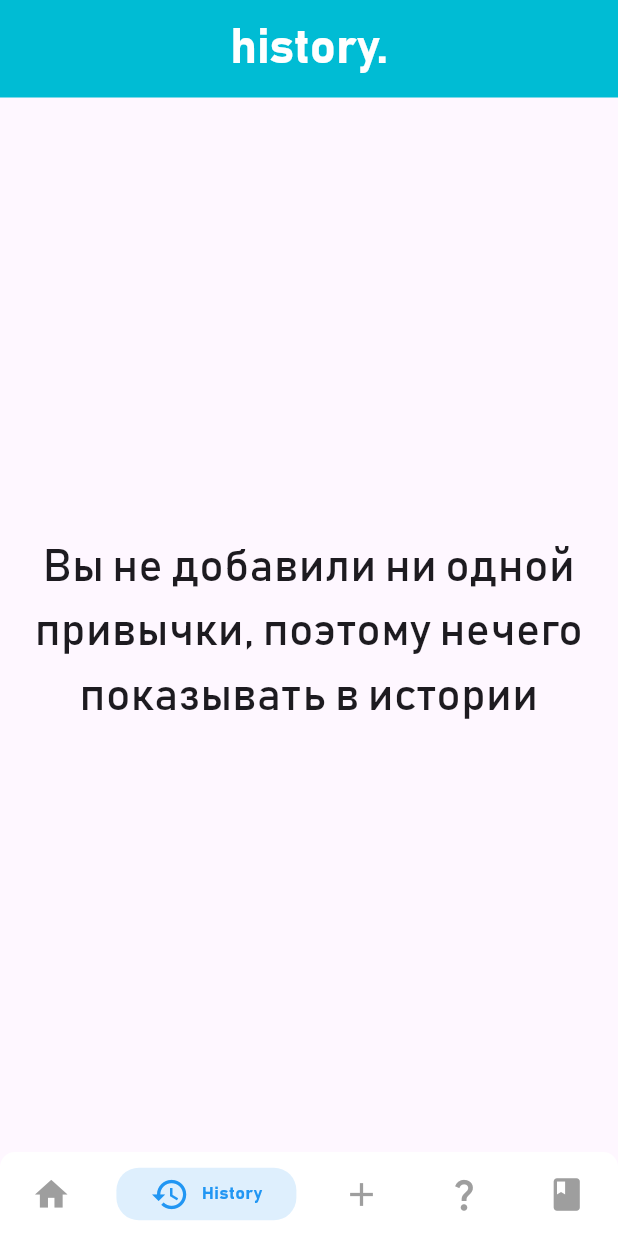
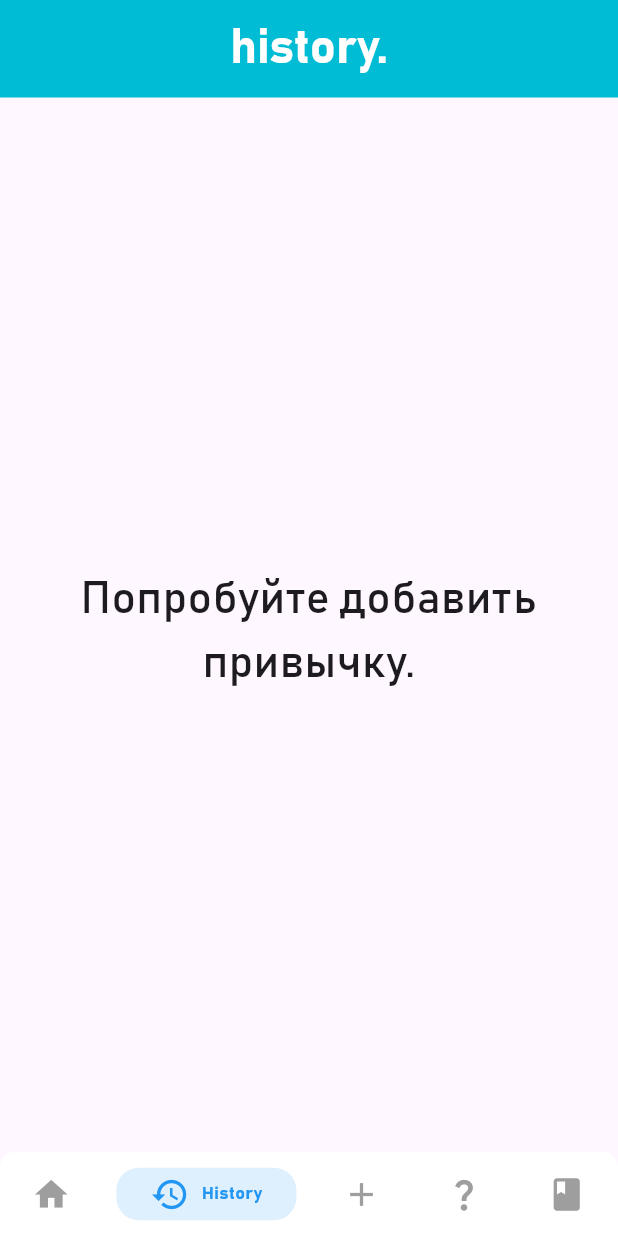
Before and after one commit to dstrigin/habits, a Flutter app: the screen it shows after launch, item 2 of the bottom bar chosen, on a phone screen of 412 x 824 dp. Run offline on Flutter 3.47's test engine with Material 3 defaults, Android fonts, the phone set to English and light mode, and no system bars; drawn by our look-alikes of persistent_bottom_nav_bar; our stand-ins replace cloud_firestore, firebase_core, flutter_svg, hive, hive_flutter; accounts and stored records are empty.

Commit message:
Реализация логики
Добавление временных меток в локальную память после добавления привычки, инициализация контейнера с метками в локальной памяти.

```diff
--- a/habits/lib/main.dart
+++ b/habits/lib/main.dart
@@ -3,6 +3,7 @@ import 'package:flutter/material.dart';
 import 'package:habits/Habit.dart';
 import 'package:habits/boxes.dart';
 import 'package:habits/firebase_options.dart';
+import 'package:habits/stamp.dart';
 import 'package:hive_flutter/adapters.dart';
 import 'package:hive_flutter/hive_flutter.dart';
 import 'package:habits/elements/homeNavyBar.dart';
@@ -18,6 +19,7 @@ Future<void> main() async {
   Hive.registerAdapter(HabitAdapter());
 
   boxHabits = await Hive.openBox<Habit>('boxHabits');
+  boxTimestamps = await Hive.openBox<Stamp>('boxTimestamps');
 
   runApp(const MyApp());
 }
--- a/habits/lib/pages/history.dart
+++ b/habits/lib/pages/history.dart
@@ -1,6 +1,6 @@
 import 'package:flutter/material.dart';
 import 'package:habits/elements/appBars.dart';
-import 'package:habits/Habit.dart';
+import 'package:habits/stamp.dart';
 import 'package:hive_flutter/adapters.dart';
 import 'package:flutter_svg/flutter_svg.dart';
 
@@ -12,25 +12,27 @@ class HistoryPage extends StatefulWidget {
 }
 
 class _HistoryPageState extends State<HistoryPage> {
+  late Box<Stamp> boxTimestamps;
 
-  late Box<Habit> habitBox = Hive.box<Habit>('boxHabits');
+  @override
+  void initState() {
+    super.initState();
+  }
 
   @override
   Widget build(BuildContext context) {
     return Scaffold(
         appBar: histAppBar(),
-      body: StreamBuilder<BoxEvent>(
-        stream: habitBox.watch(), // следим за изменениями в Box
-        builder: (context, snapshot) {
-          return Column(children: [
+        body: Column(children: [
           Expanded(
               child: ValueListenableBuilder(
-                    valueListenable: Hive.box<Habit>('boxHabits').listenable(),
-                    builder: (context, Box<Habit> box, _) {
-                      if (habitBox.isEmpty) {
+                  valueListenable:
+                      Hive.box<Stamp>('boxTimestamps').listenable(),
+                  builder: (context, Box<Stamp> box, _) {
+                    if (box.isEmpty) {
                       return const Center(
                         child: Text(
-                            'Вы не добавили ни одной привычки, поэтому нечего показывать в истории',
+                          'Попробуйте добавить привычку.',
                           textAlign: TextAlign.center,
                           style: TextStyle(fontSize: 30),
                         ),
@@ -40,29 +42,29 @@ class _HistoryPageState extends State<HistoryPage> {
                         padding: const EdgeInsets.only(
                             top: 7, bottom: 7, left: 5, right: 5),
                         scrollDirection: Axis.vertical,
-                          itemCount: habitBox.length,
+                        itemCount: box.length,
                         itemBuilder: (context, index) {
-                            Habit habit = habitBox.getAt(index)!;
+                          Stamp? stamp = box.getAt(index)!;
                           return ListTile(
                             leading: SvgPicture.asset(
-                                'assets/icons/${habit.icon}.svg',
+                              'assets/icons/${stamp.habit.icon}.svg',
                               width: 50,
                               height: 50,
                               alignment: Alignment.centerLeft,
                             ),
                             title: Text(
-                                habit.id.toString(),
+                              stamp.time.toString(),
                               style: const TextStyle(fontSize: 24),
                             ),
+                            trailing: stamp.added
+                                ? const Icon(Icons.add)
+                                : const Icon(Icons.remove),
                             onTap: () {
-
+                              // TODO
                             },
                           );
                         });
                   }))
-          ]);
-        },
-      ),
-    );
+        ]));
   }
 }
--- a/habits/lib/pages/home.dart
+++ b/habits/lib/pages/home.dart
@@ -6,7 +6,7 @@ import 'package:hive_flutter/adapters.dart';
 import 'package:habits/elements/appBars.dart';
 
 class HomePage extends StatefulWidget {
-  const HomePage({Key? key});
+  const HomePage({super.key});
 
   @override
   State<HomePage> createState() => _HomePageState();
@@ -19,7 +19,6 @@ class _HomePageState extends State<HomePage> {
     return Scaffold(
       appBar: homeAppBar(),
       body: Column(
-
         children: [
           Padding(
             padding: const EdgeInsets.only(
```
Also changed, not shown: habits/lib/pages/add_habit.dart (+7 -6 lines), habits/lib/stamp.dart (+4 -4 lines). Lines whose indentation alone changed are shown as unchanged.
